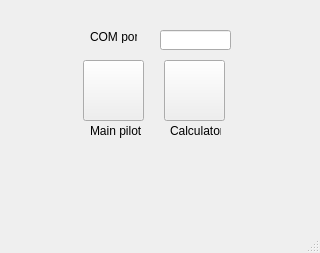
This is startwindow.ui in robocenter-rov/remote-control as Qt 5 draws it before an edit. The edited form follows.
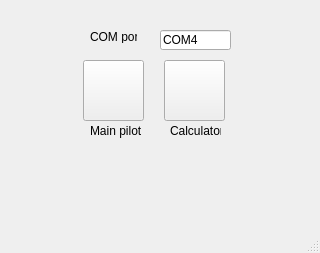
This is the edited form.

Commit message: Change COM port

Diff of the .ui file:
```diff
--- a/startwindow.ui
+++ b/startwindow.ui
@@ -106,7 +106,7 @@
      </rect>
     </property>
     <property name="text">
-     <string/>
+     <string>COM4</string>
     </property>
     <property name="maxLength">
      <number>5</number>
```
The commit also changes 1 other file.
